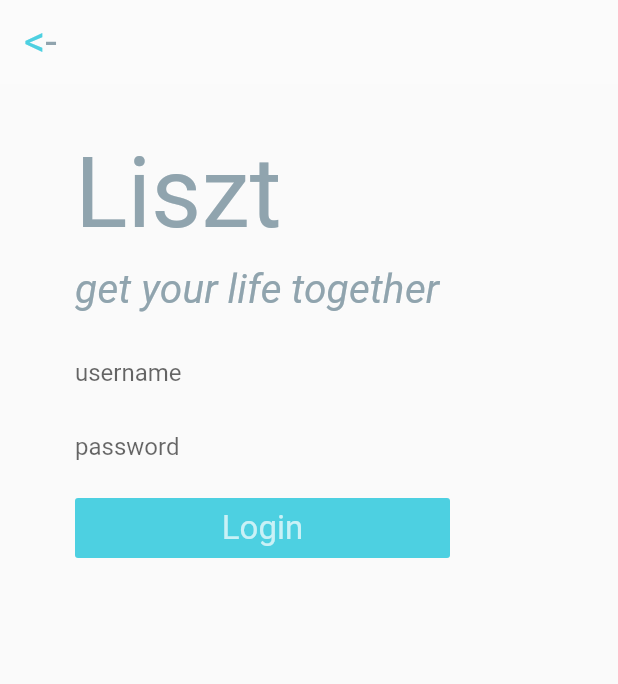
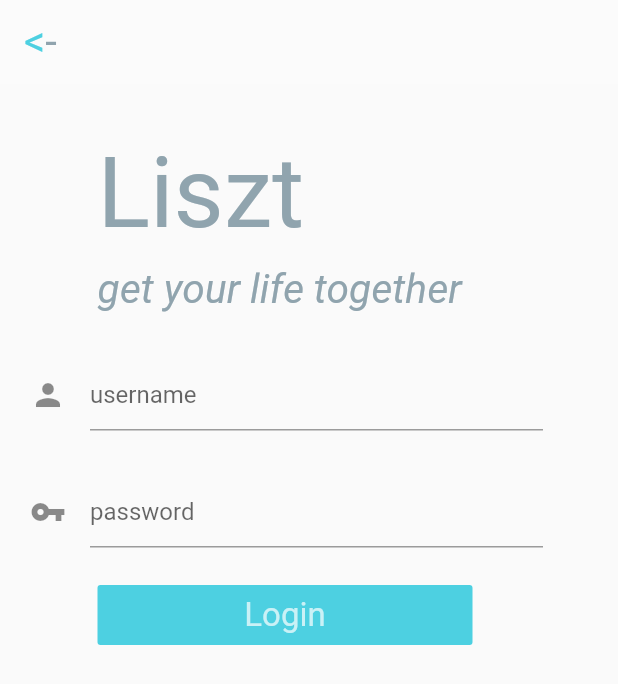
Before and after one commit to slbrtg/liszt-flutter, a Flutter app: the screen it shows after launch, after a tap on "Login", on a phone screen of 412 x 824 dp. Shown: the top 684 px of the screen. Run offline on Flutter 3.47's test engine with Material 2 defaults, Android fonts, the phone set to English and light mode, and no system bars.

Commit message:
add icons to sign up form, create a const for the left margin

```diff
--- a/lib/pages/login.dart
+++ b/lib/pages/login.dart
@@ -7,25 +7,38 @@ class LoginScreen extends StatefulWidget {
 }
 
 class LoginScreenState extends State<LoginScreen> {
+  /////////////////////////////////////////////////////////////////////////////
+  // BACKEND PROPERTIES
+  /////////////////////////////////////////////////////////////////////////////
   bool _signingUp = false;
   bool _loggingIn = false;
+  final TextEditingController _usernameTextController = new TextEditingController();
+  final TextEditingController _passwordTextController = new TextEditingController();
+  final TextEditingController _emailTextController = new TextEditingController();
+
+  /////////////////////////////////////////////////////////////////////////////
+  //  UI ASSETS
+  /////////////////////////////////////////////////////////////////////////////
+  static const SML = 45.0;
   Widget emptyContainer = new Container(
     height: 0.0,
     width: 0.0,
   );
-
   dynamic lisztBannerTopMargin() {
     if (_signingUp) {
-      return const EdgeInsets.only(top: 0.0);
+      return const EdgeInsets.fromLTRB(SML, 0.0, 0.0, 0.0);
     } else if (_loggingIn) {
-      return const EdgeInsets.only(top: 35.0);
-    } else return const EdgeInsets.only(top: 115.0);
+      return const EdgeInsets.fromLTRB(SML, 35.0, 0.0, 0.0);
+    } else return const EdgeInsets.fromLTRB(SML, 115.0, 0.0, 0.0);
   }
-
   Color blueGrey = Colors.blueGrey[300];
   Color cyan300 = Colors.cyan[300];
   Color white70 = Colors.white70;
   Color bgWhite = Colors.white12;
+
+  /////////////////////////////////////////////////////////////////////////////
+  // UI WIDGETS
+  /////////////////////////////////////////////////////////////////////////////
 
   Widget lisztBanner() => new Container(
       margin: lisztBannerTopMargin(),
@@ -41,7 +54,7 @@ class LoginScreenState extends State<LoginScreen> {
     );
 
   Widget lisztSlogan() => new Container(
-      margin: const EdgeInsets.only(top: 10.0),
+      margin: const EdgeInsets.fromLTRB(SML, 10.0, 0.0, 0.0),
       child: new RichText(
         text: new TextSpan(
             text: "get your life together",
@@ -59,7 +72,13 @@ class LoginScreenState extends State<LoginScreen> {
       return new Container(
         margin: const EdgeInsets.only(top: 30.0),
         child: new TextFormField(
-          decoration: new InputDecoration.collapsed(hintText: "username"),
+          decoration: new InputDecoration(
+            hintText: "username",
+            icon: new Container(
+              child: new Icon(Icons.person),
+            ),
+          ),
+          controller: _usernameTextController,
         ),
       );
     } else return emptyContainer;
@@ -68,22 +87,35 @@ class LoginScreenState extends State<LoginScreen> {
   Widget passwordTextFormField() {
     if(_loggingIn || _signingUp) {
       return new Container(
-        margin: const EdgeInsets.only(top: 30.0),
+        margin: const EdgeInsets.fromLTRB(0.0,30.0,0.0,0.0),
         child: new TextFormField(
-          decoration: new InputDecoration.collapsed(hintText: "password"),
+          decoration: new InputDecoration(
+            hintText: "password",
+            icon: new Container(
+              margin: const EdgeInsets.only(left: 0.0),
+              child: new Icon(Icons.vpn_key),
+            ),
+          ),
+          controller: _passwordTextController,
           obscureText: true,
         ),
       );
     } else return emptyContainer;
   }
 
-  Widget confirmPasswordTextFormField() {
+  Widget emailTextFormField() {
     if(_signingUp) {
       return new Container(
         margin: const EdgeInsets.only(top: 30.0),
         child: new TextFormField(
-          decoration: new InputDecoration.collapsed(hintText: "confirm password"),
-          obscureText: true,
+          decoration: new InputDecoration(
+            hintText: "email",
+            icon: new Container(
+              child: new Icon(Icons.alternate_email),
+            ),
+
+          ),
+          controller: _emailTextController,
         ),
       );
     } else {
@@ -92,14 +124,19 @@ class LoginScreenState extends State<LoginScreen> {
   }
 
   Widget loginFlatButton() => new Container(
-      margin: _loggingIn || _signingUp ? const EdgeInsets.only(
-          top: 25.0) : const EdgeInsets.only(top: 75.0),
+      margin: _loggingIn || _signingUp ? const EdgeInsets.fromLTRB(SML, 25.0, 0.0, 0.0) : const EdgeInsets.fromLTRB(SML, 75.0, 0.0, 0.0),
       width: 250.0,
       height: 40.0,
       child: new FlatButton(
         onPressed: () {
           setState(() {
-            _loggingIn = true;
+            if (_signingUp) {
+              debugPrint("Signing up!");
+            } else if (_loggingIn) {
+              debugPrint(_usernameTextController.text);
+            } else {
+              _loggingIn = true;
+            }
           });
         },
         child: new RichText(
@@ -119,13 +156,14 @@ class LoginScreenState extends State<LoginScreen> {
   Widget signUpFlatButton() {
     if (!_signingUp && !_loggingIn) {
       return new Container(
-        margin: const EdgeInsets.fromLTRB(0.0, 35.0, 15.0, 0.0),
+        margin: const EdgeInsets.fromLTRB(SML, 35.0, 0.0, 0.0),
         width: 250.0,
         height: 40.0,
         child: new FlatButton(
           onPressed: () {
             setState(() {
               _signingUp = true;
+              debugPrint(_loggingIn.toString());
             });
           },
           child: new RichText(
@@ -143,9 +181,9 @@ class LoginScreenState extends State<LoginScreen> {
     } else return emptyContainer;
   }
 
-
-
-
+  /////////////////////////////////////////////////////////////////////////////
+  // UI BUILD
+  /////////////////////////////////////////////////////////////////////////////
   @override
   Widget build(BuildContext context) {
     return new Scaffold(
@@ -185,7 +223,7 @@ class LoginScreenState extends State<LoginScreen> {
       ) : null,
 
       body: new Container(
-        padding: const EdgeInsets.fromLTRB(50.0, 0.0, 50.0, 0.0),
+        padding: const EdgeInsets.fromLTRB(20.0, 0.0, 50.0, 0.0),
         child: new Column(
           crossAxisAlignment: CrossAxisAlignment.start,
           mainAxisSize: MainAxisSize.max,
@@ -193,8 +231,8 @@ class LoginScreenState extends State<LoginScreen> {
             lisztBanner(),
             lisztSlogan(),
             usernameTextFormField(),
+            emailTextFormField(),
             passwordTextFormField(),
-            confirmPasswordTextFormField(),
             loginFlatButton(),
             signUpFlatButton(),
           ],
```
